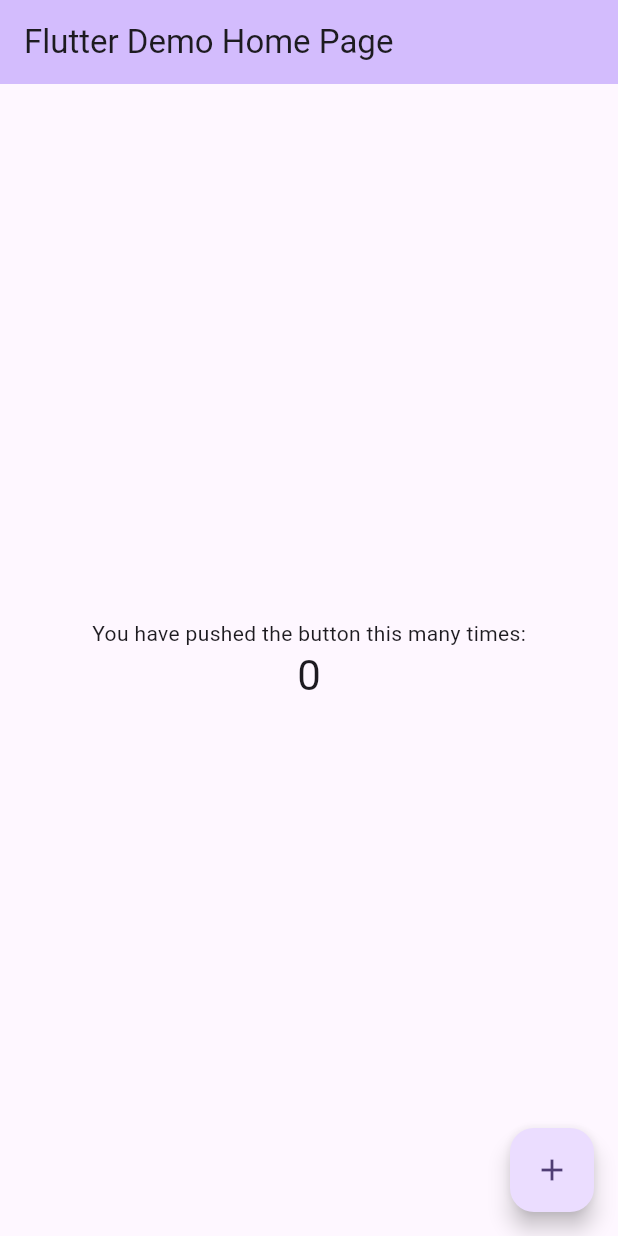
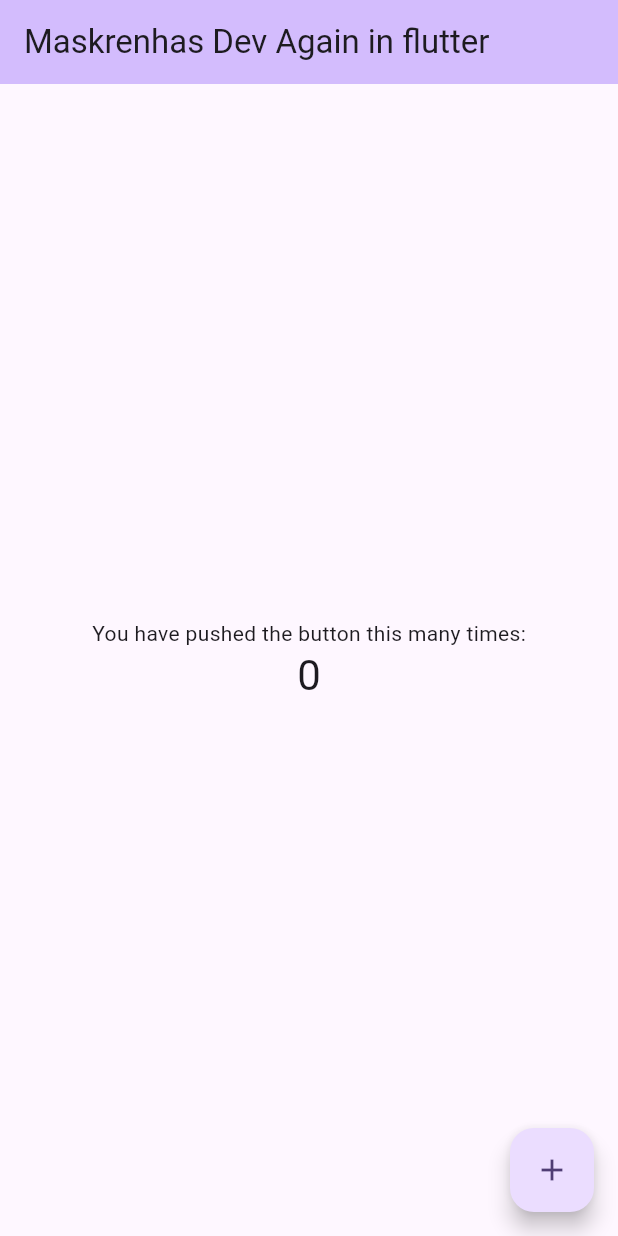
Before and after one commit to maskrenhas2022/moneyapp, a Flutter app: the screen it shows after launch, on a phone screen of 412 x 824 dp. Run offline on Flutter 3.47's test engine with Material 3 defaults, Android fonts, the phone set to English and light mode, and no system bars.

Commit message:
comeback for code

```diff
--- a/lib/main.dart
+++ b/lib/main.dart
@@ -11,7 +11,7 @@ class MyApp extends StatelessWidget {
   @override
   Widget build(BuildContext context) {
     return MaterialApp(
-      title: 'Flutter Demo',
+      title: 'Maskrenhas Dev Again',
       theme: ThemeData(
         // This is the theme of your application.
         //
@@ -30,7 +30,7 @@ class MyApp extends StatelessWidget {
         // tested with just a hot reload.
         colorScheme: ColorScheme.fromSeed(seedColor: Colors.deepPurple),
       ),
-      home: const MyHomePage(title: 'Flutter Demo Home Page'),
+      home: const MyHomePage(title: 'Maskrenhas Dev Again in flutter '),
     );
   }
 }
```
